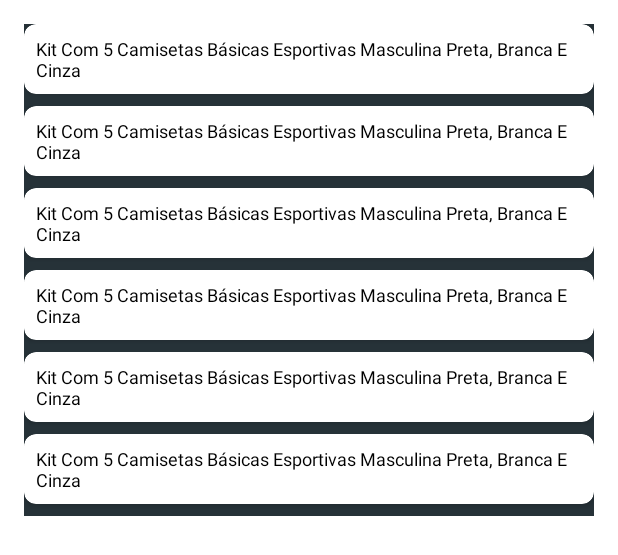
After one commit to leonardomagno/search-products-application, an Android app: the layout activity_search.xml on its own in the app's theme, with its tools: preview values and no code run, on a phone screen of 412 x 824 dp. The commit adds this screen. Shown: the top 555 px of the screen. Run offline under Robolectric (Android 15) with nearby library versions, the phone set to English and light mode, and no system bars.

Commit message:
- Layout da tela de buscas. - Customização do tema. - Renomeação da MainActivity.kt para SearchActivity.kt

```diff
--- a/app/src/main/AndroidManifest.xml
+++ b/app/src/main/AndroidManifest.xml
@@ -10,7 +10,7 @@
         android:supportsRtl="true"
         android:theme="@style/Theme.SearchProductsApplication">
         <activity
-            android:name=".MainActivity"
+            android:name=".SearchActivity"
             android:exported="true">
             <intent-filter>
                 <action android:name="android.intent.action.MAIN" />
--- a/app/src/main/java/leonardomagno/com/searchproductsapplication/MainActivity.kt
+++ b/app/src/main/java/leonardomagno/com/searchproductsapplication/SearchActivity.kt
@@ -3,9 +3,9 @@ package leonardomagno.com.searchproductsapplication
 import androidx.appcompat.app.AppCompatActivity
 import android.os.Bundle
 
-class MainActivity : AppCompatActivity() {
+class SearchActivity : AppCompatActivity() {
     override fun onCreate(savedInstanceState: Bundle?) {
         super.onCreate(savedInstanceState)
-        setContentView(R.layout.activity_main)
+        setContentView(R.layout.activity_search)
     }
 }
--- /dev/null
+++ b/app/src/main/res/layout/activity_search.xml
@@ -0,0 +1,28 @@
+<?xml version="1.0" encoding="utf-8"?>
+<androidx.constraintlayout.widget.ConstraintLayout xmlns:android="http://schemas.android.com/apk/res/android"
+    xmlns:app="http://schemas.android.com/apk/res-auto"
+    xmlns:tools="http://schemas.android.com/tools"
+    android:layout_width="match_parent"
+    android:layout_height="match_parent"
+    tools:context=".SearchActivity">
+
+    <androidx.recyclerview.widget.RecyclerView
+        android:id="@+id/activity_search_recycler_view"
+        android:layout_width="match_parent"
+        android:layout_height="match_parent"
+        android:clipToPadding="false"
+        android:padding="16dp"
+        app:layout_constraintBottom_toBottomOf="parent"
+        app:layout_constraintEnd_toEndOf="parent"
+        app:layout_constraintStart_toStartOf="parent"
+        app:layout_constraintTop_toTopOf="parent"
+        tools:itemCount="8"
+        tools:listitem="@layout/item_product_view_holder"
+        tools:visibility="visible" />
+
+    <include
+        android:id="@+id/activity_search_loading_view"
+        layout="@layout/layout_loading"
+        android:visibility="gone" />
+
+</androidx.constraintlayout.widget.ConstraintLayout>
--- /dev/null
+++ b/app/src/main/res/layout/item_product_view_holder.xml
@@ -0,0 +1,37 @@
+<?xml version="1.0" encoding="utf-8"?>
+<androidx.constraintlayout.widget.ConstraintLayout xmlns:android="http://schemas.android.com/apk/res/android"
+    xmlns:app="http://schemas.android.com/apk/res-auto"
+    xmlns:tools="http://schemas.android.com/tools"
+    android:layout_width="match_parent"
+    android:layout_height="wrap_content"
+    android:background="@color/blue_gray_900">
+
+    <androidx.cardview.widget.CardView
+        android:id="@+id/item_product_card_view"
+        android:layout_width="match_parent"
+        android:layout_height="match_parent"
+        android:layout_marginBottom="8dp"
+        app:cardCornerRadius="8dp"
+        app:layout_constraintBottom_toBottomOf="parent"
+        app:layout_constraintEnd_toEndOf="parent"
+        app:layout_constraintStart_toStartOf="parent"
+        app:layout_constraintTop_toTopOf="parent">
+
+        <TextView
+            android:id="@+id/item_product_text_view_name"
+            android:layout_width="wrap_content"
+            android:layout_height="wrap_content"
+            android:ellipsize="end"
+            android:textColor="@color/black"
+            android:textSize="12sp"
+            android:padding="8dp"
+            app:layout_constraintBottom_toBottomOf="parent"
+            app:layout_constraintEnd_toEndOf="parent"
+            app:layout_constraintStart_toStartOf="parent"
+            app:layout_constraintTop_toTopOf="parent"
+            tools:text="Kit Com 5 Camisetas Básicas Esportivas Masculina Preta, Branca E Cinza" />
+
+
+    </androidx.cardview.widget.CardView>
+
+</androidx.constraintlayout.widget.ConstraintLayout>
--- a/app/src/main/res/layout/activity_main.xml
+++ b/app/src/main/res/layout/layout_loading.xml
@@ -1,18 +1,20 @@
 <?xml version="1.0" encoding="utf-8"?>
 <androidx.constraintlayout.widget.ConstraintLayout xmlns:android="http://schemas.android.com/apk/res/android"
     xmlns:app="http://schemas.android.com/apk/res-auto"
-    xmlns:tools="http://schemas.android.com/tools"
     android:layout_width="match_parent"
     android:layout_height="match_parent"
-    tools:context=".MainActivity">
+    android:clickable="true"
+    android:focusable="true"
+    android:translationZ="10dp"
+    android:visibility="visible">
 
-    <TextView
+    <ProgressBar
+        android:id="@+id/progress_circular"
         android:layout_width="wrap_content"
         android:layout_height="wrap_content"
-        android:text="Hello World!"
         app:layout_constraintBottom_toBottomOf="parent"
-        app:layout_constraintLeft_toLeftOf="parent"
-        app:layout_constraintRight_toRightOf="parent"
+        app:layout_constraintEnd_toEndOf="parent"
+        app:layout_constraintStart_toStartOf="parent"
         app:layout_constraintTop_toTopOf="parent" />
 
 </androidx.constraintlayout.widget.ConstraintLayout>
--- a/app/src/main/res/values/colors.xml
+++ b/app/src/main/res/values/colors.xml
@@ -7,4 +7,9 @@
     <color name="teal_700">#FF018786</color>
     <color name="black">#FF000000</color>
     <color name="white">#FFFFFFFF</color>
+
+    //Custom Theme
+    <color name="blue_gray_900">#263238</color>
+    <color name="blue_gray_600">#546E7A</color>
+    <color name="blue_gray_500">#607D8B</color>
 </resources>
--- a/app/src/main/res/values/themes.xml
+++ b/app/src/main/res/values/themes.xml
@@ -2,8 +2,8 @@
     <!-- Base application theme. -->
     <style name="Theme.SearchProductsApplication" parent="Theme.MaterialComponents.DayNight.DarkActionBar">
         <!-- Primary brand color. -->
-        <item name="colorPrimary">@color/purple_500</item>
-        <item name="colorPrimaryVariant">@color/purple_700</item>
+        <item name="colorPrimary">@color/blue_gray_600</item>
+        <item name="colorPrimaryVariant">@color/blue_gray_500</item>
         <item name="colorOnPrimary">@color/white</item>
         <!-- Secondary brand color. -->
         <item name="colorSecondary">@color/teal_200</item>
```
